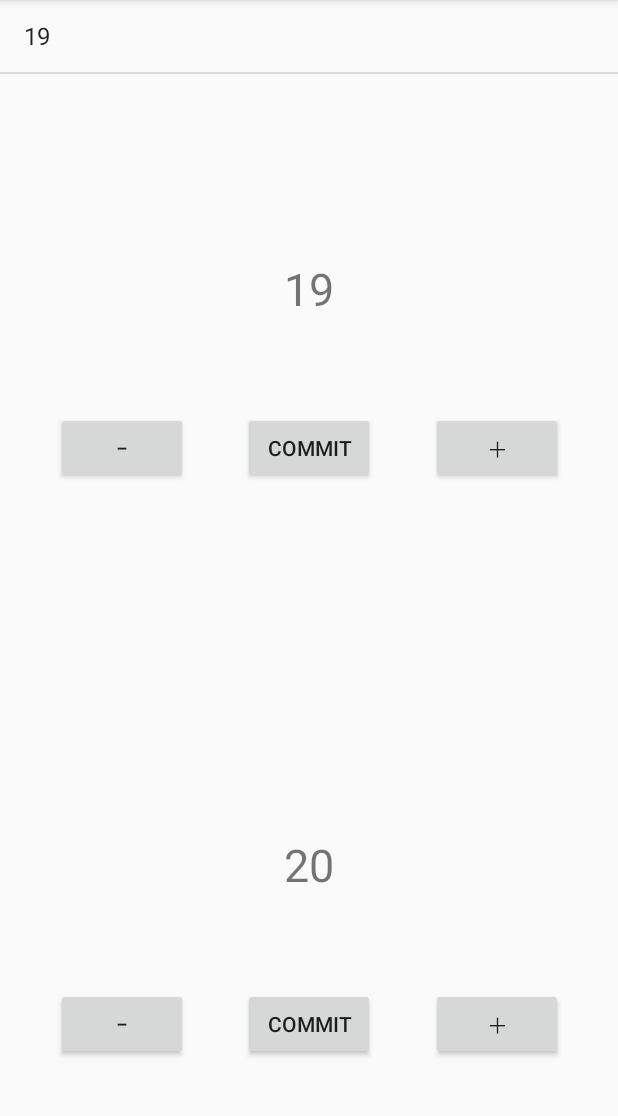
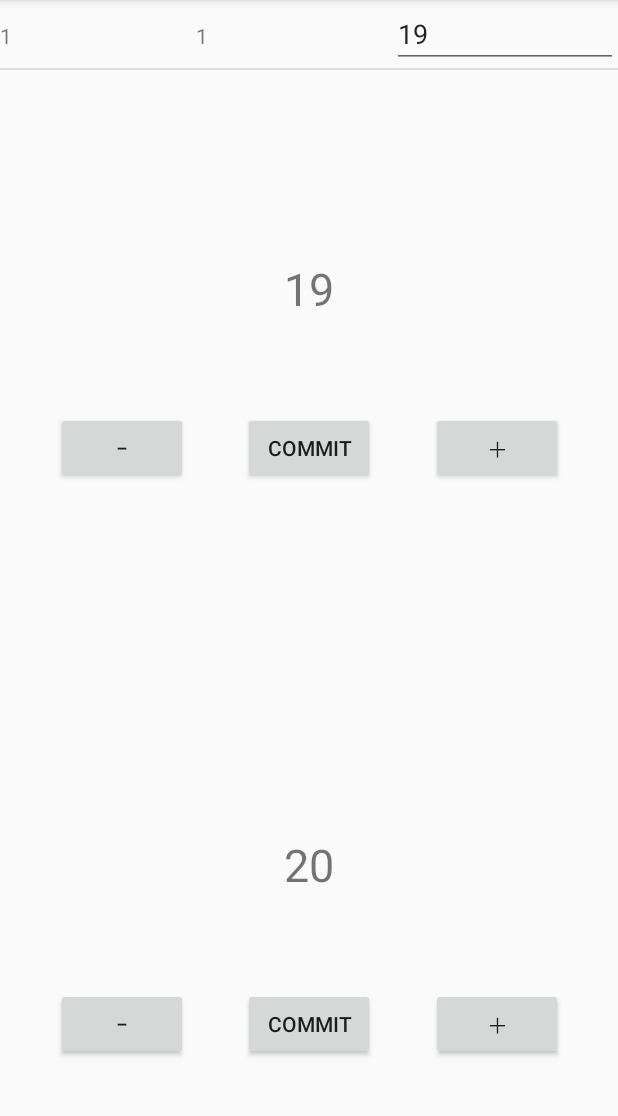
Before and after one commit to senooken/MTGCounter, an Android app: the screen it shows after launch (MainActivity), after a tap on "COMMIT", on a phone screen of 412 x 824 dp, the part 84-1200 px from its top. Run offline under Robolectric (Android 15) with nearby library versions, the phone set to English and light mode, and no system bars; 1 other tap on this screen came first.

Commit message:
Add turn counter and editable life history

```diff
--- a/app/src/main/java/jp/senooken/android/mtgcounter/MainActivity.java
+++ b/app/src/main/java/jp/senooken/android/mtgcounter/MainActivity.java
@@ -4,27 +4,38 @@ import androidx.appcompat.app.AppCompatActivity;
 
 import android.os.Bundle;
 import android.view.View;
-import android.widget.ArrayAdapter;
 import android.widget.ListView;
+import android.widget.SimpleAdapter;
 import android.widget.TextView;
 
 import java.util.ArrayList;
+import java.util.HashMap;
+import java.util.List;
+import java.util.Map;
 
 public class MainActivity extends AppCompatActivity {
+    private final String[] FROM = {"turnGlobal", "turnLocal", "turnLife"};
+    private final int[] TO = {R.id.turnGlobal, R.id.turnLocal, R.id.turnLife};
+
+    private int turnGlobal_ = 1;
+
     private int life1_ = 20;
-    private ArrayAdapter<String> adapter1_;
+    private SimpleAdapter adapter1_;
+    private List<Map<String, Integer>> history1_ = new ArrayList<Map<String, Integer>>();
     private int life2_ = 20;
-    private ArrayAdapter<String> adapter2_;
+    private SimpleAdapter adapter2_;
+    private List<Map<String, Integer>> history2_ = new ArrayList<Map<String, Integer>>();
 
     @Override
     protected void onCreate(Bundle savedInstanceState) {
         super.onCreate(savedInstanceState);
         setContentView(R.layout.activity_main);
 
-        adapter1_ = new ArrayAdapter<>(this, android.R.layout.simple_list_item_1, new ArrayList<String>());
+        adapter1_ = new SimpleAdapter(this, history1_, R.layout.turn, FROM, TO);
         ListView history1 = findViewById(R.id.history1);
         history1.setAdapter(adapter1_);
-        adapter2_ = new ArrayAdapter<>(this, android.R.layout.simple_list_item_1, new ArrayList<String>());
+
+        adapter2_ = new SimpleAdapter(this, history2_, R.layout.turn, FROM, TO);
         ListView history2 = findViewById(R.id.history2);
         history2.setAdapter(adapter2_);
     }
@@ -40,7 +51,13 @@ public class MainActivity extends AppCompatActivity {
         life.setText(String.valueOf(life1_));
     }
     public void onCommitButton1Click(View view) {
-        adapter1_.add(String.valueOf(life1_));
+        HashMap<String, Integer>map = new HashMap<String, Integer>();
+        map.put("turnGlobal", turnGlobal_);
+        map.put("turnLocal", turnGlobal_/2+turnGlobal_%2);
+        map.put("turnLife", life1_);
+        history1_.add(map);
+        adapter1_.notifyDataSetChanged();
+        ++turnGlobal_;
     }
 
     public void onPlusButton2Click(View view) {
@@ -54,6 +71,12 @@ public class MainActivity extends AppCompatActivity {
         life.setText(String.valueOf(life2_));
     }
     public void onCommitButton2Click(View view) {
-        adapter2_.add(String.valueOf(life2_));
+        HashMap<String, Integer>map = new HashMap<String, Integer>();
+        map.put("turnGlobal", turnGlobal_);
+        map.put("turnLocal", turnGlobal_/2+turnGlobal_%2);
+        map.put("turnLife", life2_);
+        history2_.add(map);
+        adapter2_.notifyDataSetChanged();
+        ++turnGlobal_;
     }
 }
--- /dev/null
+++ b/app/src/main/res/layout/turn.xml
@@ -0,0 +1,23 @@
+<?xml version="1.0" encoding="utf-8"?>
+<LinearLayout xmlns:android="http://schemas.android.com/apk/res/android"
+    android:layout_width="match_parent"
+    android:layout_height="match_parent">
+
+    <TextView
+        android:id="@+id/turnGlobal"
+        android:layout_width="wrap_content"
+        android:layout_height="wrap_content"
+        android:layout_weight="1" />
+    <TextView
+        android:id="@+id/turnLocal"
+        android:layout_width="wrap_content"
+        android:layout_height="wrap_content"
+        android:layout_weight="1" />
+
+    <EditText
+        android:id="@+id/turnLife"
+        android:layout_width="wrap_content"
+        android:layout_height="wrap_content"
+        android:layout_weight="1"
+        android:inputType="number" />
+</LinearLayout>
```
